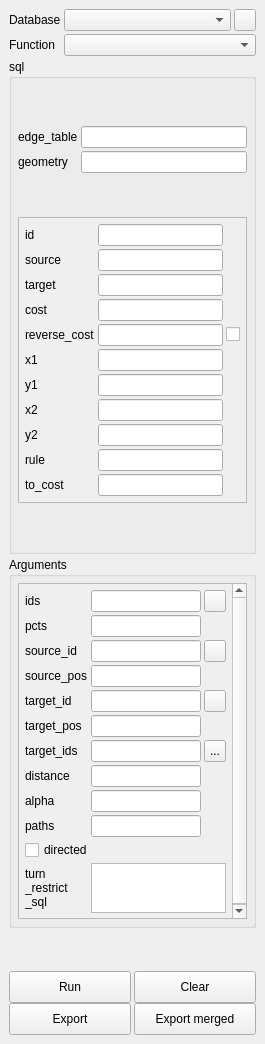
Old version of the form ui_pgRoutingLayer.ui in the repository sanak/pgRoutingLayer.
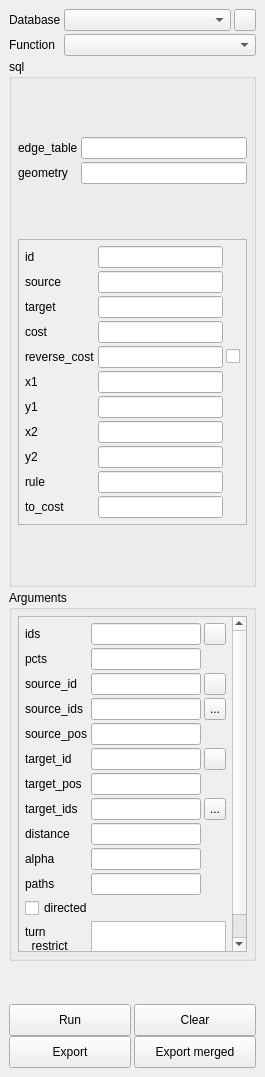
New version of the form. Icons and pictures are not drawn.

The edit to the form file:
```diff
--- a/ui_pgRoutingLayer.ui
+++ b/ui_pgRoutingLayer.ui
@@ -7,7 +7,7 @@
     <x>0</x>
     <y>0</y>
     <width>265</width>
-    <height>1044</height>
+    <height>1077</height>
    </rect>
   </property>
   <property name="sizePolicy">
@@ -465,7 +465,7 @@
             <x>0</x>
             <y>0</y>
             <width>223</width>
-            <height>371</height>
+            <height>399</height>
            </rect>
           </property>
           <layout class="QGridLayout" name="gridLayout_3">
@@ -489,17 +489,31 @@
              <property name="spacing">
               <number>3</number>
              </property>
-             <item row="9" column="0">
+             <item row="4" column="0">
+              <widget class="QLabel" name="labelSourceIds">
+               <property name="text">
+                <string>source_ids</string>
+               </property>
+              </widget>
+             </item>
+             <item row="7" column="1">
+              <widget class="QLineEdit" name="lineEditTargetPos">
+               <property name="locale">
+                <locale language="English" country="UnitedStates"/>
+               </property>
+              </widget>
+             </item>
+             <item row="11" column="0">
               <widget class="QLabel" name="labelPaths">
                <property name="text">
                 <string>paths</string>
                </property>
               </widget>
              </item>
-             <item row="9" column="1">
+             <item row="11" column="1">
               <widget class="QLineEdit" name="lineEditPaths"/>
              </item>
-             <item row="6" column="1">
+             <item row="8" column="1">
               <widget class="QLineEdit" name="lineEditTargetIds"/>
              </item>
              <item row="2" column="0">
@@ -512,7 +526,7 @@
                </property>
               </widget>
              </item>
-             <item row="4" column="0">
+             <item row="6" column="0">
               <widget class="QLabel" name="labelTargetId">
                <property name="locale">
                 <locale language="English" country="UnitedStates"/>
@@ -522,7 +536,17 @@
                </property>
               </widget>
              </item>
-             <item row="4" column="1">
+             <item row="0" column="0">
+              <widget class="QLabel" name="labelIds">
+               <property name="locale">
+                <locale language="English" country="UnitedStates"/>
+               </property>
+               <property name="text">
+                <string>ids</string>
+               </property>
+              </widget>
+             </item>
+             <item row="6" column="1">
               <widget class="QLineEdit" name="lineEditTargetId">
                <property name="toolTip">
                 <string>id of the end node</string>
@@ -542,6 +566,13 @@
                </property>
               </widget>
              </item>
+             <item row="0" column="1">
+              <widget class="QLineEdit" name="lineEditIds">
+               <property name="locale">
+                <locale language="English" country="UnitedStates"/>
+               </property>
+              </widget>
+             </item>
              <item row="2" column="2">
               <widget class="QToolButton" name="buttonSelectSourceId">
                <property name="sizePolicy">
@@ -571,7 +602,17 @@
                </property>
               </widget>
              </item>
-             <item row="4" column="2">
+             <item row="9" column="0">
+              <widget class="QLabel" name="labelDistance">
+               <property name="locale">
+                <locale language="English" country="UnitedStates"/>
+               </property>
+               <property name="text">
+                <string>distance</string>
+               </property>
+              </widget>
+             </item>
+             <item row="6" column="2">
               <widget class="QToolButton" name="buttonSelectTargetId">
                <property name="sizePolicy">
                 <sizepolicy hsizetype="Preferred" vsizetype="Preferred">
@@ -600,18 +641,21 @@
                </property>
               </widget>
              </item>
-             <item row="0" column="0">
-              <widget class="QLabel" name="labelIds">
+             <item row="5" column="1">
+              <widget class="QLineEdit" name="lineEditSourcePos">
                <property name="locale">
                 <locale language="English" country="UnitedStates"/>
                </property>
-               <property name="text">
-                <string>ids</string>
-               </property>
               </widget>
              </item>
-             <item row="0" column="1">
-              <widget class="QLineEdit" name="lineEditIds">
+             <item row="9" column="1">
+              <widget class="QLineEdit" name="lineEditDistance">
+               <property name="maximumSize">
+                <size>
+                 <width>16777215</width>
+                 <height>16777215</height>
+                </size>
+               </property>
                <property name="locale">
                 <locale language="English" country="UnitedStates"/>
                </property>
@@ -649,30 +693,7 @@
                </property>
               </widget>
              </item>
-             <item row="7" column="1">
-              <widget class="QLineEdit" name="lineEditDistance">
-               <property name="maximumSize">
-                <size>
-                 <width>16777215</width>
-                 <height>16777215</height>
-                </size>
-               </property>
-               <property name="locale">
-                <locale language="English" country="UnitedStates"/>
-               </property>
-              </widget>
-             </item>
-             <item row="7" column="0">
-              <widget class="QLabel" name="labelDistance">
-               <property name="locale">
-                <locale language="English" country="UnitedStates"/>
-               </property>
-               <property name="text">
-                <string>distance</string>
-               </property>
-              </widget>
-             </item>
-             <item row="3" column="0">
+             <item row="5" column="0">
               <widget class="QLabel" name="labelSourcePos">
                <property name="locale">
                 <locale language="English" country="UnitedStates"/>
@@ -682,14 +703,7 @@
                </property>
               </widget>
              </item>
-             <item row="3" column="1">
-              <widget class="QLineEdit" name="lineEditSourcePos">
-               <property name="locale">
-                <locale language="English" country="UnitedStates"/>
-               </property>
-              </widget>
-             </item>
-             <item row="11" column="0">
+             <item row="13" column="0">
               <widget class="QLabel" name="labelTurnRestrictSql">
                <property name="locale">
                 <locale language="English" country="UnitedStates"/>
@@ -701,7 +715,43 @@
                </property>
               </widget>
              </item>
-             <item row="10" column="0" colspan="3">
+             <item row="13" column="1" colspan="2">
+              <widget class="QPlainTextEdit" name="plainTextEditTurnRestrictSql">
+               <property name="sizePolicy">
+                <sizepolicy hsizetype="Expanding" vsizetype="Maximum">
+                 <horstretch>0</horstretch>
+                 <verstretch>0</verstretch>
+                </sizepolicy>
+               </property>
+               <property name="maximumSize">
+                <size>
+                 <width>16777215</width>
+                 <height>50</height>
+                </size>
+               </property>
+               <property name="tabStopWidth">
+                <number>40</number>
+               </property>
+              </widget>
+             </item>
+             <item row="8" column="0">
+              <widget class="QLabel" name="labelTargetIds">
+               <property name="text">
+                <string>target_ids</string>
+               </property>
+              </widget>
+             </item>
+             <item row="7" column="0">
+              <widget class="QLabel" name="labelTargetPos">
+               <property name="locale">
+                <locale language="English" country="UnitedStates"/>
+               </property>
+               <property name="text">
+                <string>target_pos</string>
+               </property>
+              </widget>
+             </item>
+             <item row="12" column="0" colspan="3">
               <layout class="QHBoxLayout" name="horizontalLayoutDirected">
                <property name="spacing">
                 <number>3</number>
@@ -730,75 +780,6 @@
                </item>
               </layout>
              </item>
-             <item row="11" column="1" colspan="2">
-              <widget class="QPlainTextEdit" name="plainTextEditTurnRestrictSql">
-               <property name="sizePolicy">
-                <sizepolicy hsizetype="Expanding" vsizetype="Maximum">
-                 <horstretch>0</horstretch>
-                 <verstretch>0</verstretch>
-                </sizepolicy>
-               </property>
-               <property name="maximumSize">
-                <size>
-                 <width>16777215</width>
-                 <height>50</height>
-                </size>
-               </property>
-               <property name="tabStopWidth">
-                <number>40</number>
-               </property>
-              </widget>
-             </item>
-             <item row="6" column="0">
-              <widget class="QLabel" name="labelTargetIds">
-               <property name="text">
-                <string>target_ids</string>
-               </property>
-              </widget>
-             </item>
-             <item row="6" column="2">
-              <widget class="QToolButton" name="buttonSelectTargetIds">
-               <property name="sizePolicy">
-                <sizepolicy hsizetype="Preferred" vsizetype="Preferred">
-                 <horstretch>0</horstretch>
-                 <verstretch>0</verstretch>
-                </sizepolicy>
-               </property>
-               <property name="maximumSize">
-                <size>
-                 <width>22</width>
-                 <height>22</height>
-                </size>
-               </property>
-               <property name="text">
-                <string>...</string>
-               </property>
-               <property name="icon">
-                <iconset>
-                 <normaloff>icons/add.png</normaloff>icons/add.png</iconset>
-               </property>
-               <property name="checkable">
-                <bool>true</bool>
-               </property>
-              </widget>
-             </item>
-             <item row="5" column="0">
-              <widget class="QLabel" name="labelTargetPos">
-               <property name="locale">
-                <locale language="English" country="UnitedStates"/>
-               </property>
-               <property name="text">
-                <string>target_pos</string>
-               </property>
-              </widget>
-             </item>
-             <item row="5" column="1">
-              <widget class="QLineEdit" name="lineEditTargetPos">
-               <property name="locale">
-                <locale language="English" country="UnitedStates"/>
-               </property>
-              </widget>
-             </item>
              <item row="1" column="0">
               <widget class="QLabel" name="labelPcts">
                <property name="text">
@@ -809,16 +790,65 @@
              <item row="1" column="1">
               <widget class="QLineEdit" name="lineEditPcts"/>
              </item>
-             <item row="8" column="0">
+             <item row="8" column="2">
+              <widget class="QToolButton" name="buttonSelectTargetIds">
+               <property name="sizePolicy">
+                <sizepolicy hsizetype="Preferred" vsizetype="Preferred">
+                 <horstretch>0</horstretch>
+                 <verstretch>0</verstretch>
+                </sizepolicy>
+               </property>
+               <property name="maximumSize">
+                <size>
+                 <width>22</width>
+                 <height>22</height>
+                </size>
+               </property>
+               <property name="text">
+                <string>...</string>
+               </property>
+               <property name="icon">
+                <iconset>
+                 <normaloff>icons/add.png</normaloff>icons/add.png</iconset>
+               </property>
+               <property name="checkable">
+                <bool>true</bool>
+               </property>
+              </widget>
+             </item>
+             <item row="10" column="0">
               <widget class="QLabel" name="labelAlpha">
                <property name="text">
                 <string>alpha</string>
                </property>
               </widget>
              </item>
-             <item row="8" column="1">
+             <item row="10" column="1">
               <widget class="QLineEdit" name="lineEditAlpha"/>
              </item>
+             <item row="4" column="1">
+              <widget class="QLineEdit" name="lineEditSourceIds"/>
+             </item>
+             <item row="4" column="2">
+              <widget class="QToolButton" name="buttonSelectSourceIds">
+               <property name="maximumSize">
+                <size>
+                 <width>22</width>
+                 <height>22</height>
+                </size>
+               </property>
+               <property name="text">
+                <string>...</string>
+               </property>
+               <property name="icon">
+                <iconset>
+                 <normaloff>icons/add.png</normaloff>icons/add.png</iconset>
+               </property>
+               <property name="checkable">
+                <bool>true</bool>
+               </property>
+              </widget>
+             </item>
             </layout>
            </item>
           </layout>
```
